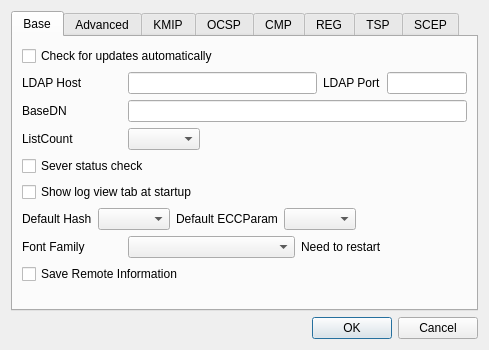
jykim74/CertMan, file CertMan/settings_dlg.ui: the form before one commit.
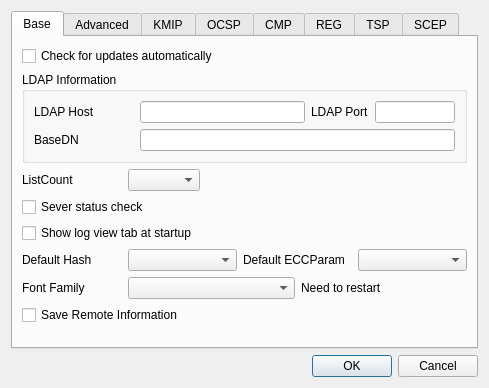
The form after the commit.

Commit message:
Unlicense 에서 사용하지 않는 설정은 숨김
제목 소스 개선

Patch:
```diff
--- a/CertMan/settings_dlg.ui
+++ b/CertMan/settings_dlg.ui
@@ -7,7 +7,7 @@
     <x>0</x>
     <y>0</y>
     <width>489</width>
-    <height>350</height>
+    <height>388</height>
    </rect>
   </property>
   <property name="windowTitle">
@@ -32,23 +32,16 @@
         </widget>
        </item>
        <item>
-        <layout class="QGridLayout" name="gridLayout_14">
+        <widget class="QGroupBox" name="mLDAPGroup">
+         <property name="title">
+          <string>LDAP Information</string>
+         </property>
+         <layout class="QVBoxLayout" name="verticalLayout_11">
+          <item>
+           <layout class="QGridLayout" name="gridLayout_30">
          <property name="topMargin">
           <number>0</number>
          </property>
-         <item row="0" column="0">
-          <widget class="QLabel" name="label_23">
-           <property name="minimumSize">
-            <size>
-             <width>100</width>
-             <height>0</height>
-            </size>
-           </property>
-           <property name="text">
-            <string>LDAP Host</string>
-           </property>
-          </widget>
-         </item>
          <item row="0" column="2">
           <widget class="QLabel" name="label_24">
            <property name="text">
@@ -59,6 +52,19 @@
          <item row="0" column="1">
           <widget class="QLineEdit" name="mLDAPHostText"/>
          </item>
+            <item row="0" column="0">
+             <widget class="QLabel" name="label_23">
+              <property name="minimumSize">
+               <size>
+                <width>100</width>
+                <height>0</height>
+               </size>
+              </property>
+              <property name="text">
+               <string>LDAP Host</string>
+              </property>
+             </widget>
+            </item>
          <item row="0" column="3">
           <widget class="QLineEdit" name="mLDAPPortText">
            <property name="maximumSize">
@@ -72,7 +78,10 @@
         </layout>
        </item>
        <item>
-        <layout class="QGridLayout" name="gridLayout_3">
+           <layout class="QGridLayout" name="gridLayout_14">
+            <property name="topMargin">
+             <number>0</number>
+            </property>
          <item row="0" column="0">
           <widget class="QLabel" name="label_4">
            <property name="minimumSize">
@@ -91,6 +100,9 @@
          </item>
         </layout>
        </item>
+         </layout>
+        </widget>
+       </item>
        <item>
         <layout class="QGridLayout" name="gridLayout_17">
          <property name="topMargin">
@@ -146,15 +158,20 @@
          <item row="0" column="3">
           <widget class="QComboBox" name="mDefaultECCParamCombo"/>
          </item>
-         <item row="0" column="2">
-          <widget class="QLabel" name="label_29">
-           <property name="text">
-            <string>Default ECCParam</string>
-           </property>
-          </widget>
-         </item>
          <item row="0" column="0">
           <widget class="QLabel" name="label_28">
+           <property name="minimumSize">
+            <size>
+             <width>100</width>
+             <height>0</height>
+            </size>
+           </property>
+           <property name="maximumSize">
+            <size>
+             <width>100</width>
+             <height>16777215</height>
+            </size>
+           </property>
            <property name="text">
             <string>Default Hash</string>
            </property>
@@ -163,18 +180,12 @@
          <item row="0" column="1">
           <widget class="QComboBox" name="mDefaultHashCombo"/>
          </item>
-         <item row="0" column="4">
-          <spacer name="horizontalSpacer_4">
-           <property name="orientation">
-            <enum>Qt::Horizontal</enum>
+         <item row="0" column="2">
+          <widget class="QLabel" name="mDefaultECCParamLabel">
+           <property name="text">
+            <string>Default ECCParam</string>
            </property>
-           <property name="sizeHint" stdset="0">
-            <size>
-             <width>40</width>
-             <height>20</height>
-            </size>
-           </property>
-          </spacer>
+          </widget>
          </item>
         </layout>
        </item>
```
Left out of the diff: 35 changed lines with no effect on the pictures. Lines whose indentation alone changed are shown as unchanged. The commit also changes 2 other files.
